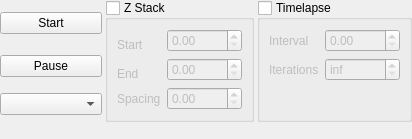
Old version of the form acq4/modules/Camera/sequencerTemplate.ui in the repository acq4/acq4.
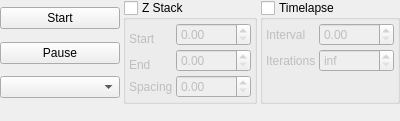
New version of the form. Custom widgets are drawn as their Qt base class.

What changed in the file:
```diff
--- a/acq4/modules/Camera/sequencerTemplate.ui
+++ b/acq4/modules/Camera/sequencerTemplate.ui
@@ -6,8 +6,8 @@
    <rect>
     <x>0</x>
     <y>0</y>
-    <width>412</width>
-    <height>124</height>
+    <width>400</width>
+    <height>106</height>
    </rect>
   </property>
   <property name="windowTitle">
@@ -32,6 +32,12 @@
       <bool>false</bool>
      </property>
      <layout class="QGridLayout" name="gridLayout_2">
+      <property name="margin">
+       <number>3</number>
+      </property>
+      <property name="spacing">
+       <number>3</number>
+      </property>
       <item row="0" column="1">
        <widget class="SpinBox" name="intervalSpin">
         <property name="minimumSize">
@@ -91,6 +97,12 @@
       <bool>false</bool>
      </property>
      <layout class="QGridLayout" name="gridLayout">
+      <property name="margin">
+       <number>3</number>
+      </property>
+      <property name="spacing">
+       <number>3</number>
+      </property>
       <item row="0" column="0" rowspan="2">
        <widget class="QLabel" name="label_2">
         <property name="text">
```
